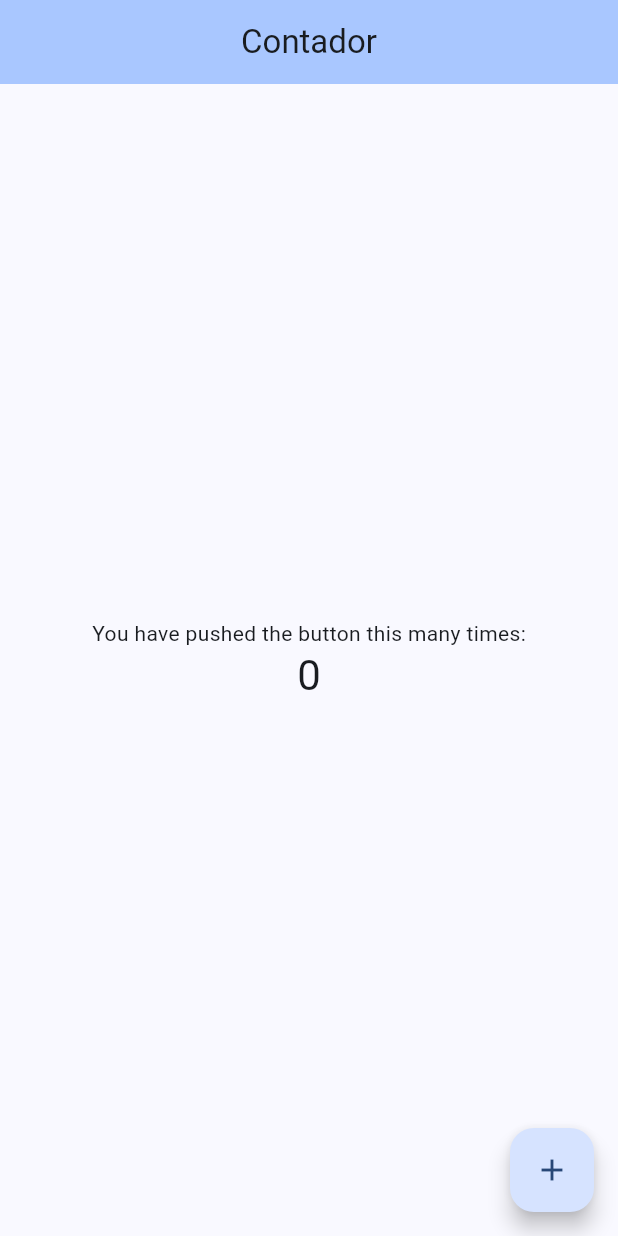
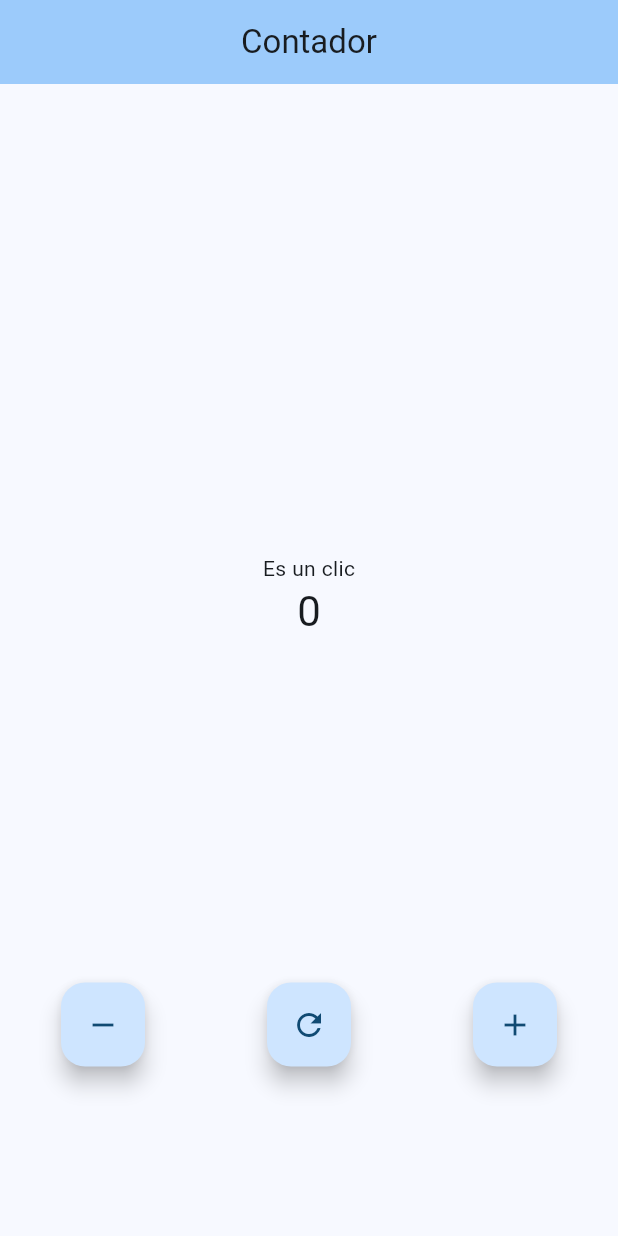
Before and after one commit to NellyGS01/TareasMoviles, a Flutter app: the screen it shows after launch, on a phone screen of 412 x 824 dp. Run offline on Flutter 3.47's test engine with Material 2 defaults, Android fonts, the phone set to English and light mode, and no system bars.

Commit message:
Se agregaron los botones

```diff
--- a/tarea_1_5/lib/main.dart
+++ b/tarea_1_5/lib/main.dart
@@ -14,7 +14,7 @@ class MyApp extends StatelessWidget {
       title: 'Flutter Demo',
       theme: ThemeData(
         colorScheme: ColorScheme.fromSeed(
-            seedColor: const Color.fromARGB(255, 141, 182, 253)),
+            seedColor: const Color.fromARGB(255, 151, 203, 255)),
         useMaterial3: true,
       ),
       home: const MyHomePage(title: 'Contador'),
@@ -40,12 +40,24 @@ class _MyHomePageState extends State<MyHomePage> {
     });
   }
 
+  void _decrementCounter() {
+    setState(() {
+      _counter--;
+    });
+  }
+
+  void _zeroCounter() {
+    setState(() {
+      _counter = 0;
+    });
+  }
+
   @override
   Widget build(BuildContext context) {
     return Scaffold(
       appBar: AppBar(
         backgroundColor: Theme.of(context).colorScheme.inversePrimary,
-        title: Center(
+        title: const Center(
           child: Text('Contador'),
         ),
       ),
@@ -53,20 +65,62 @@ class _MyHomePageState extends State<MyHomePage> {
         child: Column(
           mainAxisAlignment: MainAxisAlignment.center,
           children: <Widget>[
+            const SizedBox(
+              height: 200,
+            ),
             const Text(
-              'You have pushed the button this many times:',
+              'Es un clic',
             ),
             Text(
               '$_counter',
               style: Theme.of(context).textTheme.headlineMedium,
             ),
+            const SizedBox(
+              height: 230,
+            ),
+            Container(
+                child: Align(
+              alignment: FractionalOffset.bottomCenter,
+              child: Row(
+                children: [
+                  Expanded(
+                      child: Row(
+                    mainAxisAlignment: MainAxisAlignment.center,
+                    children: [
+                      FloatingActionButton(
+                        onPressed: _decrementCounter,
+                        tooltip: 'Decrement',
+                        child: const Icon(Icons.remove),
+                      ),
+                    ],
+                  )),
+                  Expanded(
+                      child: Row(
+                    mainAxisAlignment: MainAxisAlignment.center,
+                    children: [
+                      FloatingActionButton(
+                        onPressed: _zeroCounter,
+                        tooltip: 'Reset',
+                        child: const Icon(Icons.refresh),
+                      ),
+                    ],
+                  )),
+                  Expanded(
+                      child: Row(
+                    mainAxisAlignment: MainAxisAlignment.center,
+                    children: [
+                      FloatingActionButton(
+                        onPressed: _incrementCounter,
+                        tooltip: 'Increment',
+                        child: const Icon(Icons.add),
+                      ),
+                    ],
+                  )),
+                ],
+              ),
+            ))
           ],
         ),
-      ),
-      floatingActionButton: FloatingActionButton(
-        onPressed: _incrementCounter,
-        tooltip: 'Increment',
-        child: const Icon(Icons.add),
       ),
     );
   }
```
